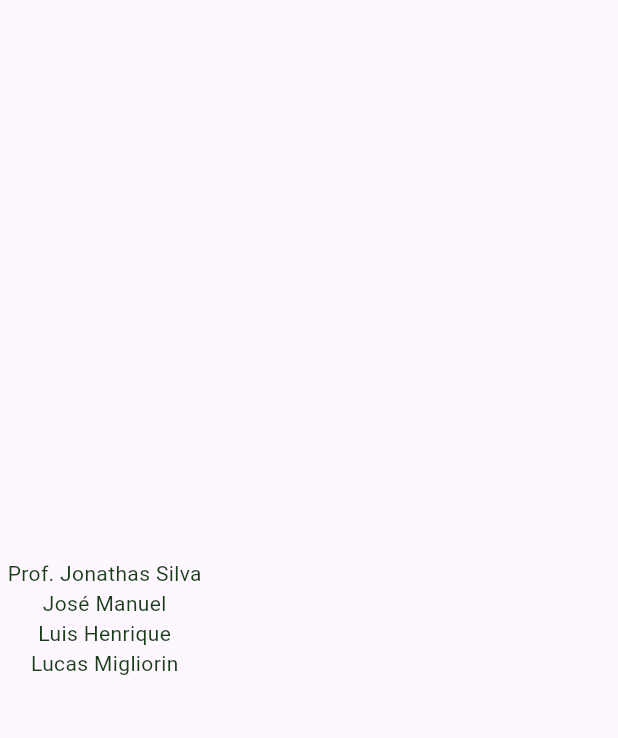
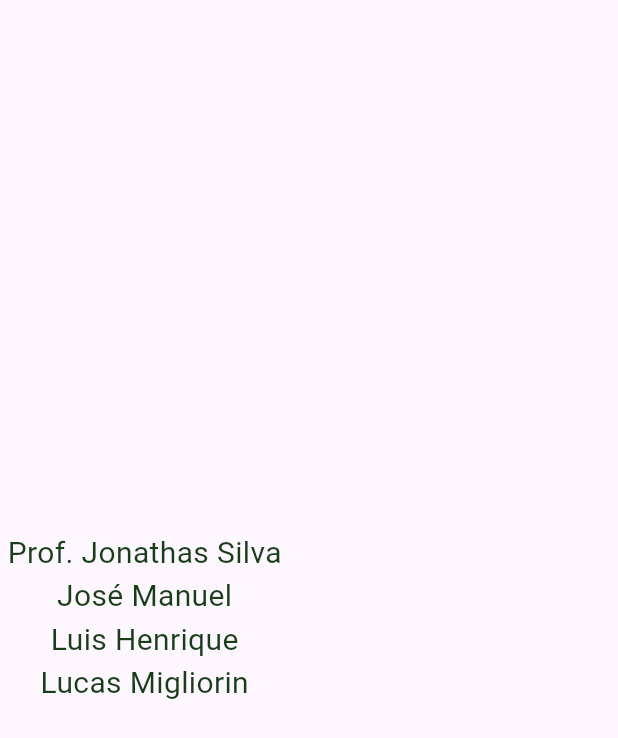
Before and after one commit to Bloco314/IotScrty, a Flutter app: the Credits widget shown alone on an empty page, opened directly, on a phone screen of 412 x 824 dp. Shown: the top 738 px of the screen. Run offline on Flutter 3.47's test engine with Material 3 defaults, Android fonts, the phone set to English and light mode, and no system bars; our stand-ins replace carousel_slider; missing offline and left inert: mobile_scanner.

Commit message:
não faço ideia do que ta subindo

```diff
--- a/lib/components/leitor.dart
+++ b/lib/components/leitor.dart
@@ -5,7 +5,8 @@ class Leitor extends StatelessWidget {
   @override
   Widget build(BuildContext context) {
     return MobileScanner(onDetect: (capture) {
-      Navigator.pop(context, capture.barcodes[0].rawValue.toString());
+      final result = capture.barcodes[0].rawValue.toString();
+      Navigator.pop(context, result);
     });
   }
 }
--- a/lib/components/navigation_bar.dart
+++ b/lib/components/navigation_bar.dart
@@ -79,7 +79,7 @@ class NavBarProfessor extends NavBase {
           ListTile(
             leading: const Icon(Icons.assignment),
             title: const Text('Suas solicitações'),
-            onTap: () => navigateTo(context, Solicitacoes()),
+            onTap: () => navigateTo(context, Solicitacoes(email: email, nome: nome)),
           ),
           const Divider(),
           ListTile(
--- a/lib/pages/_credits.dart
+++ b/lib/pages/_credits.dart
@@ -10,19 +10,23 @@ class Credits extends StatelessWidget {
           Text('Prof. Jonathas Silva',
               style: TextStyle(
                   color: PersonalColors.darkerGreen,
-                  decoration: TextDecoration.none)),
+                  decoration: TextDecoration.none,
+                  fontSize: 20.0)),
           Text('José Manuel',
               style: TextStyle(
                   color: PersonalColors.darkerGreen,
-                  decoration: TextDecoration.none)),
+                  decoration: TextDecoration.none,
+                  fontSize: 20.0)),
           Text('Luis Henrique',
               style: TextStyle(
                   color: PersonalColors.darkerGreen,
-                  decoration: TextDecoration.none)),
+                  decoration: TextDecoration.none,
+                  fontSize: 20.0)),
           Text('Lucas Migliorin',
               style: TextStyle(
                   color: PersonalColors.darkerGreen,
-                  decoration: TextDecoration.none))
+                  decoration: TextDecoration.none,
+                  fontSize: 20.0))
         ]));
   }
 }
```
Also changed, not shown: lib/pages/_register_loan.dart (+20 -6 lines), lib/pages/_solicitations.dart (+10 -1 lines).
